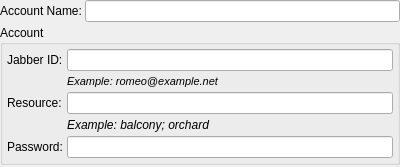
First picture: the form in branches/dev_options/src/plugins/accountmanager/accountoptions.ui, repository vacuum-im/vacuum-im, before the edit.
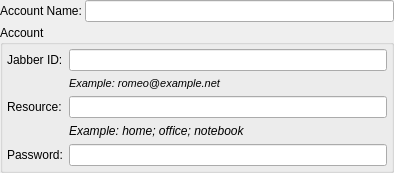
Second picture: the form after the edit.

Patch:
```diff
--- a/branches/dev_options/src/plugins/accountmanager/accountoptions.ui
+++ b/branches/dev_options/src/plugins/accountmanager/accountoptions.ui
@@ -1,12 +1,12 @@
 <ui version="4.0" >
  <class>AccountOptionsClass</class>
- <widget class="QWidget" name="AccountOptionsClass" >
-  <property name="geometry" >
+ <widget class="QWidget" name="AccountOptionsClass">
+  <property name="geometry">
    <rect>
     <x>0</x>
     <y>0</y>
-    <width>400</width>
-    <height>167</height>
+    <width>394</width>
+    <height>165</height>
    </rect>
   </property>
   <layout class="QVBoxLayout" >
@@ -62,11 +62,8 @@
         <property name="margin" >
          <number>0</number>
         </property>
-        <property name="spacing" >
-         <number>4</number>
-        </property>
-        <item row="2" column="1" >
-         <widget class="QLineEdit" name="lneResource" />
+        <item row="2" column="1">
+         <widget class="QLineEdit" name="lneResource"/>
         </item>
         <item row="1" column="1" >
          <widget class="QLabel" name="label_5" >
@@ -141,8 +138,8 @@
             <italic>true</italic>
            </font>
           </property>
-          <property name="text" >
-           <string>Example: balcony; orchard</string>
+          <property name="text">
+           <string>Example: home; office; notebook</string>
           </property>
          </widget>
         </item>
@@ -153,7 +150,7 @@
    </item>
   </layout>
  </widget>
- <layoutdefault spacing="6" margin="11" />
+ <layoutdefault spacing="6" margin="11"/>
  <tabstops>
   <tabstop>lneName</tabstop>
   <tabstop>lneJabberId</tabstop>
```
Left out of the diff: 97 changed lines with no effect on the pictures.
